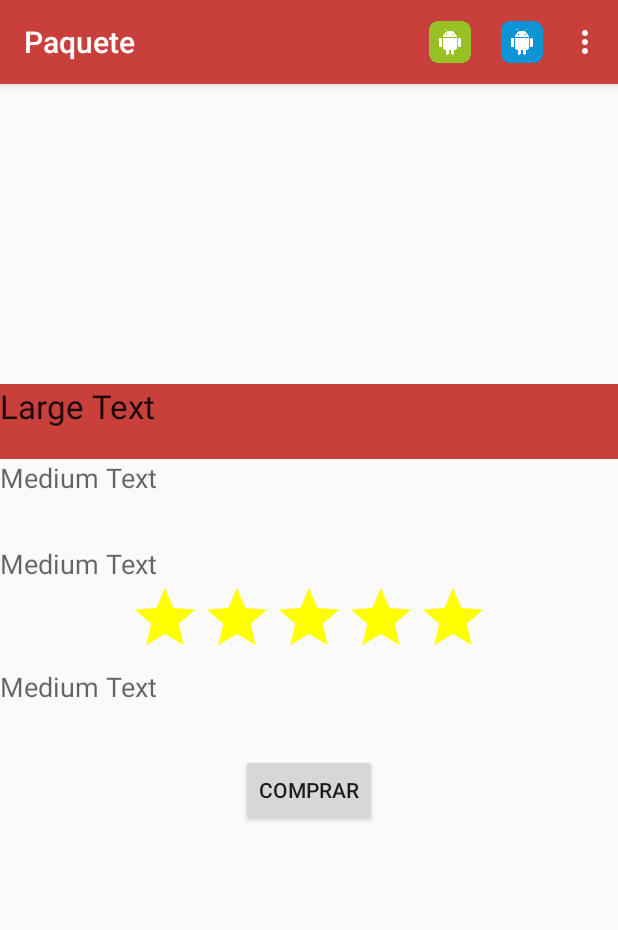
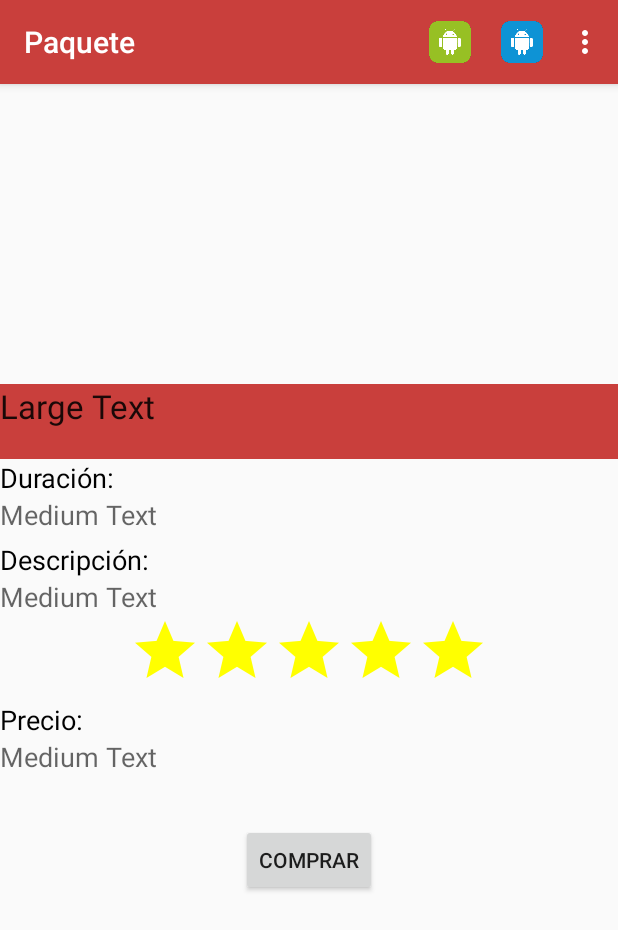
Before and after one commit to OscarClemente/ps-15-e01-journey, an Android app: the PaqueteActivity screen opened directly, with no data from a screen before it, on a phone screen of 412 x 824 dp. Shown: the top 930 px of the screen. Run offline under Robolectric (Android 15) with nearby library versions, the phone set to English and light mode, and no system bars; 8 statements that could not run were skipped.

Commit message:
Diversas Mejoras

```diff
--- a/app/src/main/java/bamboo_software/journey/DatosCompraActivity.java
+++ b/app/src/main/java/bamboo_software/journey/DatosCompraActivity.java
@@ -76,6 +76,12 @@ public class DatosCompraActivity extends Activity {
         });
     }
 
+    @Override protected void onPause() {
+
+        super.onPause();
+    }
+
+
     private String getUsuario() {
         SharedPreferences settings = getSharedPreferences(USUARIO, 0);
         String correo = settings.getString("correo", null);
--- a/app/src/main/java/bamboo_software/journey/PaqueteActivity.java
+++ b/app/src/main/java/bamboo_software/journey/PaqueteActivity.java
@@ -10,7 +10,9 @@ import android.graphics.drawable.Drawable;
 import android.os.Bundle;
 import android.support.v7.app.ActionBarActivity;
 import android.support.v7.widget.RecyclerView;
+import android.util.Log;
 import android.view.Menu;
+import android.view.MenuItem;
 import android.view.View;
 import android.widget.Button;
 import android.widget.ImageView;
@@ -38,7 +40,9 @@ public class PaqueteActivity extends ActionBarActivity {
     private Long clave;
 
     private AdaptadorPaquetes db;
-    static View.OnClickListener myOnClickListener;
+
+    private static final int SEARCH_ACTIVITY = 0;
+    private static final int COMPRA_ACTIVITY = 1;
 
     @Override
 
@@ -66,15 +70,7 @@ public class PaqueteActivity extends ActionBarActivity {
 
         clave = getIntent().getExtras().getLong("clave");
 
-        /*clave = (savedInstanceState == null) ? null :
-                (Long) savedInstanceState.getSerializable(AdaptadorPaquetes.KEY_ROWID);
-        if (clave == null) {
-            Bundle extras = getIntent().getExtras();
-            clave = extras != null ? extras.getLong(AdaptadorPaquetes.KEY_ROWID)
-                    : null;
-        }*/
-
-        populateFields();
+          populateFields();
         final Context c = getBaseContext();
         botonCompra.setOnClickListener(new View.OnClickListener() {
             public void onClick(View view) {
@@ -87,6 +83,8 @@ public class PaqueteActivity extends ActionBarActivity {
 
     }
 
+
+
     private void populateFields() {
             Cursor cur = db.listarPaquete(clave);
             startManagingCursor(cur);
@@ -94,12 +92,28 @@ public class PaqueteActivity extends ActionBarActivity {
             duracion.setText("" + cur.getInt(cur.getColumnIndex(db.KEY_DURACION)));
             descripcion.setText(cur.getString(cur.getColumnIndex(db.KEY_DESCRIPCION)));
             nota.setRating(cur.getInt(cur.getColumnIndex(db.KEY_CALIFICACION)));
-            precio.setText(Integer.toString(cur.getInt(cur.getColumnIndex(db.KEY_PRECIO))));
+            precio.setText(Integer.toString(cur.getInt(cur.getColumnIndex(db.KEY_PRECIO))) + "€");
             Bitmap imagen = decodeSampledBitmapFromFile((cur.getString(cur.getColumnIndex(db.KEY_IMAGEN))), 200, 200);
             imageViewIcon.setImageBitmap(imagen);
     }
 
-
+    public boolean onOptionsItemSelected(MenuItem item) {
+        //Controla la accion de los botones del menu superior
+        switch (item.getItemId()){
+            //boton de filtro-busqueda
+            case R.id.action_filter:
+                Log.d("SEARCH", "Lanzando Search Activity");
+                Intent filterIntent = new Intent(this, SearchActivity.class);
+                this.startActivityForResult(filterIntent, SEARCH_ACTIVITY);
+                return true;
+            case R.id.compras:
+                Intent comprasIntent = new Intent(this, CompraActivity.class);
+                this.startActivityForResult(comprasIntent, COMPRA_ACTIVITY);
+                return true;
+            default:
+                return super.onOptionsItemSelected(item);
+        }
+    }
 
 
     private static class MyOnClickListener implements View.OnClickListener {
--- a/app/src/main/res/layout/paquete.xml
+++ b/app/src/main/res/layout/paquete.xml
@@ -44,11 +44,27 @@
             </LinearLayout>
 
             <TextView
+                android:layout_width="wrap_content"
+                android:layout_height="wrap_content"
+                android:textAppearance="?android:attr/textAppearanceMedium"
+                android:text="Duración:"
+                android:id="@+id/textView"
+                android:textColor="@android:color/black" />
+
+            <TextView
                 android:layout_width="175dp"
-                android:layout_height="57dp"
+                android:layout_height="30dp"
                 android:textAppearance="?android:attr/textAppearanceMedium"
                 android:text="Medium Text"
                 android:id="@+id/texto_duracion" />
+
+            <TextView
+                android:layout_width="wrap_content"
+                android:layout_height="wrap_content"
+                android:textAppearance="?android:attr/textAppearanceMedium"
+                android:text="Descripción:"
+                android:id="@+id/textView2"
+                android:textColor="@android:color/black" />
 
             <TextView
                 android:layout_width="wrap_content"
@@ -62,7 +78,18 @@
                 android:layout_height="wrap_content"
                 android:id="@+id/nota"
                 android:layout_gravity="center"
-                android:clickable="false" />
+                android:isIndicator="true"
+                android:clickable="false"
+                android:focusable="false"
+                android:focusableInTouchMode="false" />
+
+            <TextView
+                android:layout_width="wrap_content"
+                android:layout_height="wrap_content"
+                android:textAppearance="?android:attr/textAppearanceMedium"
+                android:text="Precio:"
+                android:id="@+id/textView3"
+                android:textColor="@android:color/black" />
 
             <TextView
                 android:layout_width="175sp"
```
Also changed, not shown: app/src/main/java/bamboo_software/journey/CompraActivity.java (+5 -2 lines).
